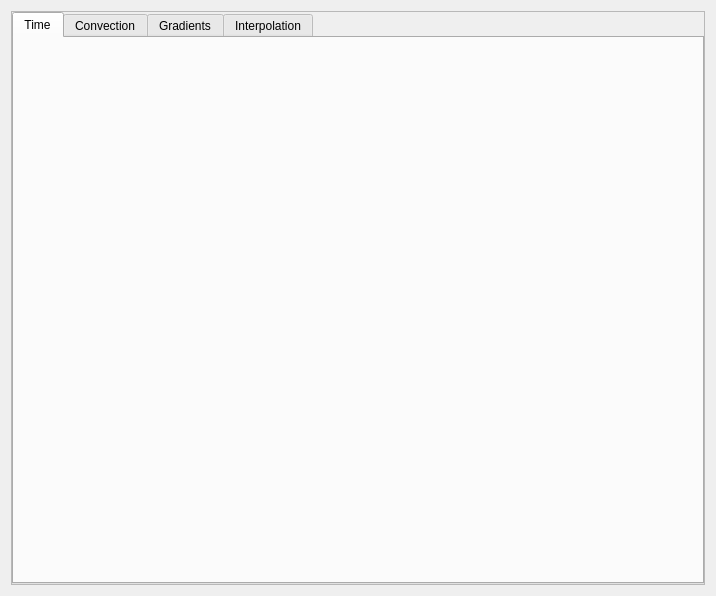
Before: the Qt Designer form GUIDialog/GUICalculateDialog/DiscretizationWidget.ui in eeaapp6/AppFlow-Agent, drawn with Qt 5.
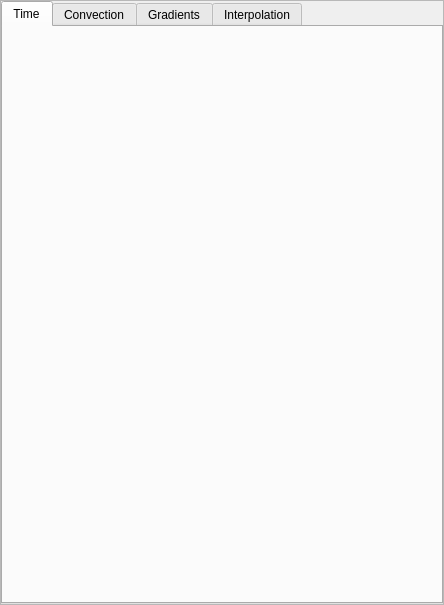
After: the same form once the commit is applied.

Commit message: 求解器离散时间界面逻辑添加

Patch:
```diff
--- a/GUIDialog/GUICalculateDialog/DiscretizationWidget.ui
+++ b/GUIDialog/GUICalculateDialog/DiscretizationWidget.ui
@@ -6,14 +6,26 @@
    <rect>
     <x>0</x>
     <y>0</y>
-    <width>716</width>
-    <height>596</height>
+    <width>444</width>
+    <height>605</height>
    </rect>
   </property>
   <property name="windowTitle">
    <string>Form</string>
   </property>
   <layout class="QGridLayout" name="gridLayout">
+   <property name="leftMargin">
+    <number>0</number>
+   </property>
+   <property name="topMargin">
+    <number>0</number>
+   </property>
+   <property name="rightMargin">
+    <number>0</number>
+   </property>
+   <property name="bottomMargin">
+    <number>0</number>
+   </property>
    <item row="0" column="0">
     <widget class="QScrollArea" name="scrollArea">
      <property name="widgetResizable">
@@ -24,8 +36,8 @@
        <rect>
         <x>0</x>
         <y>0</y>
-        <width>696</width>
-        <height>576</height>
+        <width>442</width>
+        <height>603</height>
        </rect>
       </property>
       <layout class="QGridLayout" name="gridLayout_2">
@@ -50,6 +62,24 @@
           <attribute name="title">
            <string>Time</string>
           </attribute>
+          <layout class="QGridLayout" name="gridLayout_3">
+           <item row="0" column="0">
+            <layout class="QVBoxLayout" name="verticalLayout_Time"/>
+           </item>
+           <item row="1" column="0">
+            <spacer name="verticalSpacer">
+             <property name="orientation">
+              <enum>Qt::Vertical</enum>
+             </property>
+             <property name="sizeHint" stdset="0">
+              <size>
+               <width>20</width>
+               <height>40</height>
+              </size>
+             </property>
+            </spacer>
+           </item>
+          </layout>
          </widget>
          <widget class="QWidget" name="tab_Convection">
           <attribute name="title">
```
Left out of the diff: 54 changed lines with no effect on the pictures. The commit also changes 7 other files.
